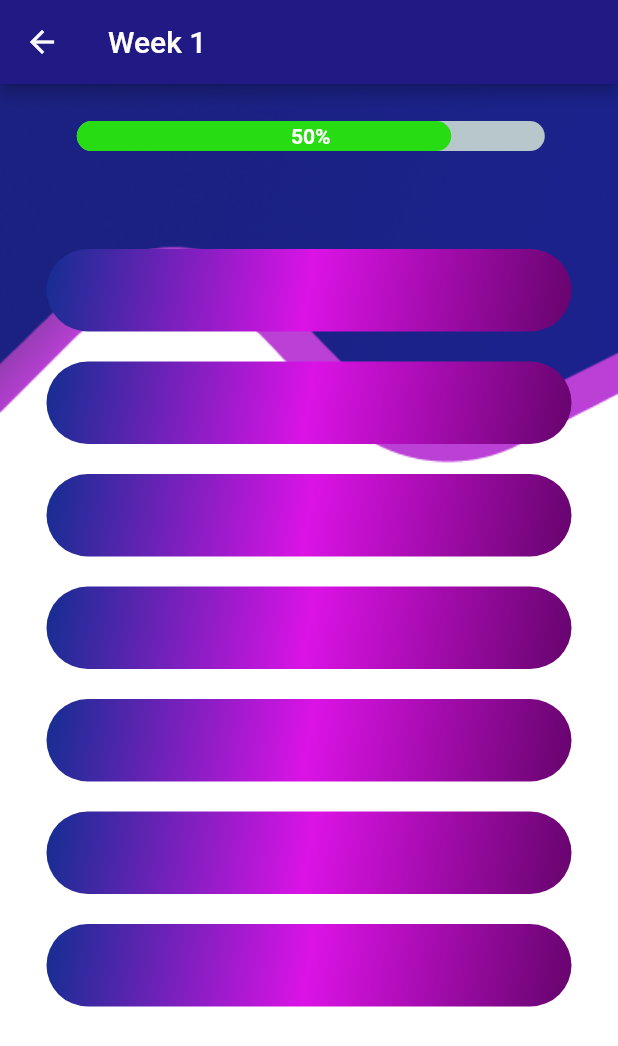
After one commit to karankulshrestha/bulkwork, a Flutter app: the FullWeekGym screen opened directly, on a phone screen of 412 x 824 dp. The commit adds this screen. Shown: the top 1046 px of the screen. Run offline on Flutter 3.47's test engine with Material 2 defaults, Android fonts, the light colour scheme and no system bars; drawn by our look-alikes of percent_indicator; our stand-ins replace cloud_firestore, firebase_auth, firebase_core, flutter_otp_text_field, google_fonts, intl_phone_field; accounts and stored records are empty.

Commit message:
initiate the week activity

```diff
--- a/lib/src/pages/screens/exercise_screen.dart
+++ b/lib/src/pages/screens/exercise_screen.dart
@@ -1,6 +1,8 @@
+import 'package:bulkwork/src/pages/weeks/full_week_screen.dart';
 import 'package:bulkwork/src/widgets/month_card.dart';
 import 'package:bulkwork/src/widgets/progress_wid.dart';
 import 'package:bulkwork/src/widgets/score_card.dart';
+import 'package:flutter/cupertino.dart';
 import 'package:flutter/material.dart';
 
 class ExerciseScreen extends StatefulWidget {
@@ -56,7 +58,17 @@ class _ExerciseScreenState extends State<ExerciseScreen> {
                         padding: EdgeInsets.symmetric(
                             horizontal:
                                 MediaQuery.of(context).size.width * 0.1),
-                        child: ProgressWid(label: "Week 1", onPressed: () {}),
+                        child: ProgressWid(
+                            label: "Week 1",
+                            onPressed: () {
+                              Navigator.push(
+                                context,
+                                CupertinoPageRoute(
+                                  builder: (context) =>
+                                      FullWeekGym(week: "Week 1"),
+                                ),
+                              );
+                            }),
                       ),
                       SizedBox(
                         height: 20,
@@ -65,7 +77,17 @@ class _ExerciseScreenState extends State<ExerciseScreen> {
                         padding: EdgeInsets.symmetric(
                             horizontal:
                                 MediaQuery.of(context).size.width * 0.1),
-                        child: ProgressWid(label: "Week 2", onPressed: () {}),
+                        child: ProgressWid(
+                            label: "Week 2",
+                            onPressed: () {
+                              Navigator.push(
+                                context,
+                                CupertinoPageRoute(
+                                  builder: (context) =>
+                                      FullWeekGym(week: "Week 2"),
+                                ),
+                              );
+                            }),
                       ),
                       SizedBox(
                         height: 20,
@@ -74,7 +96,17 @@ class _ExerciseScreenState extends State<ExerciseScreen> {
                         padding: EdgeInsets.symmetric(
                             horizontal:
                                 MediaQuery.of(context).size.width * 0.1),
-                        child: ProgressWid(label: "Week 3", onPressed: () {}),
+                        child: ProgressWid(
+                            label: "Week 3",
+                            onPressed: () {
+                              Navigator.push(
+                                context,
+                                CupertinoPageRoute(
+                                  builder: (context) =>
+                                      FullWeekGym(week: "Week 3"),
+                                ),
+                              );
+                            }),
                       ),
                       SizedBox(
                         height: 20,
@@ -83,7 +115,17 @@ class _ExerciseScreenState extends State<ExerciseScreen> {
                         padding: EdgeInsets.symmetric(
                             horizontal:
                                 MediaQuery.of(context).size.width * 0.1),
-                        child: ProgressWid(label: "Week 4", onPressed: () {}),
+                        child: ProgressWid(
+                            label: "Week 4",
+                            onPressed: () {
+                              Navigator.push(
+                                context,
+                                CupertinoPageRoute(
+                                  builder: (context) =>
+                                      FullWeekGym(week: "Week 4"),
+                                ),
+                              );
+                            }),
                       )
                     ],
                   )
--- /dev/null
+++ b/lib/src/pages/weeks/full_week_screen.dart
@@ -0,0 +1,115 @@
+import 'package:bulkwork/src/widgets/day_rect.dart';
+import 'package:flutter/material.dart';
+import 'package:percent_indicator/linear_percent_indicator.dart';
+
+class FullWeekGym extends StatefulWidget {
+  final String week;
+  const FullWeekGym({super.key, required this.week});
+
+  @override
+  State<FullWeekGym> createState() => _FullWeekGymState();
+}
+
+class _FullWeekGymState extends State<FullWeekGym> {
+  @override
+  Widget build(BuildContext context) {
+    return Container(
+      decoration: BoxDecoration(
+        image: DecorationImage(
+          image: AssetImage("assets/images/week.png"),
+          fit: BoxFit.cover,
+        ),
+      ),
+      child: Scaffold(
+        backgroundColor: Colors.transparent,
+        appBar: AppBar(
+          backgroundColor: Color.fromARGB(255, 33, 26, 133),
+          leading: IconButton(
+            icon: Icon(Icons.arrow_back,
+                color: Color.fromARGB(255, 249, 249, 249)),
+            onPressed: () => Navigator.of(context).pop(),
+          ),
+          title: Text(widget.week),
+        ),
+        body: Stack(
+          children: [
+            Container(
+              padding: EdgeInsets.symmetric(
+                  vertical: MediaQuery.of(context).size.height * 0.03,
+                  horizontal: MediaQuery.of(context).size.width * 0.1),
+              child: new LinearPercentIndicator(
+                width: MediaQuery.of(context).size.width - 80,
+                animation: true,
+                lineHeight: 20.0,
+                animationDuration: 2500,
+                percent: 0.8,
+                center: Text(
+                  "50%",
+                  style: TextStyle(
+                      color: Colors.white,
+                      fontWeight: FontWeight.bold,
+                      fontSize: 14),
+                ),
+                barRadius: const Radius.circular(20),
+                progressColor: Color.fromARGB(255, 40, 220, 20),
+              ),
+            ),
+            Column(
+              children: [
+                SizedBox(
+                  height: 110,
+                ),
+                DayRect(
+                  week: widget.week,
+                  day: "Day 1",
+                ),
+                SizedBox(
+                  height: 20,
+                ),
+                DayRect(
+                  week: widget.week,
+                  day: "Day 2",
+                ),
+                SizedBox(
+                  height: 20,
+                ),
+                DayRect(
+                  week: widget.week,
+                  day: "Day 3",
+                ),
+                SizedBox(
+                  height: 20,
+                ),
+                DayRect(
+                  week: widget.week,
+                  day: "Day 4",
+                ),
+                SizedBox(
+                  height: 20,
+                ),
+                DayRect(
+                  week: widget.week,
+                  day: "Day 5",
+                ),
+                SizedBox(
+                  height: 20,
+                ),
+                DayRect(
+                  week: widget.week,
+                  day: "Day 6",
+                ),
+                SizedBox(
+                  height: 20,
+                ),
+                DayRect(
+                  week: widget.week,
+                  day: "Day 7",
+                ),
+              ],
+            ),
+          ],
+        ),
+      ),
+    );
+  }
+}
--- /dev/null
+++ b/lib/src/widgets/day_rect.dart
@@ -0,0 +1,38 @@
+import 'package:flutter/material.dart';
+
+class DayRect extends StatefulWidget {
+  final String week, day;
+  const DayRect({super.key, required this.week, required this.day});
+
+  @override
+  State<DayRect> createState() => _DayRectState();
+}
+
+class _DayRectState extends State<DayRect> {
+  @override
+  Widget build(BuildContext context) {
+    return Container(
+      // padding: EdgeInsets.only(top: MediaQuery.of(context).size.height * 0.26),
+      child: Center(
+        child: Container(
+          height: 55,
+          width: 350,
+          decoration: BoxDecoration(
+            gradient: LinearGradient(
+              colors: [
+                Color.fromARGB(255, 19, 46, 145),
+                Color.fromARGB(255, 219, 19, 230),
+                Color.fromARGB(255, 102, 4, 109),
+              ],
+              begin: Alignment.topLeft,
+              end: Alignment.bottomRight,
+            ),
+            borderRadius: BorderRadius.circular(30),
+            color: Colors.green,
+          ),
+          child: Row(),
+        ),
+      ),
+    );
+  }
+}
--- a/lib/src/widgets/progress_wid.dart
+++ b/lib/src/widgets/progress_wid.dart
@@ -11,7 +11,7 @@ class ProgressWid extends StatelessWidget {
     return Center(
       child: Container(
         child: InkWell(
-          onTap: () => onPressed,
+          onTap: onPressed,
           child: SizedBox(
             child: new LinearPercentIndicator(
               width: MediaQuery.of(context).size.width - 80,
@@ -27,7 +27,7 @@ class ProgressWid extends StatelessWidget {
                     fontSize: 24),
               ),
               barRadius: const Radius.circular(20),
-              progressColor: Color.fromARGB(255, 155, 10, 171),
+              progressColor: Color.fromARGB(255, 115, 4, 128),
             ),
           ),
         ),
```
Also changed, not shown: assets/images/week.png (added).
